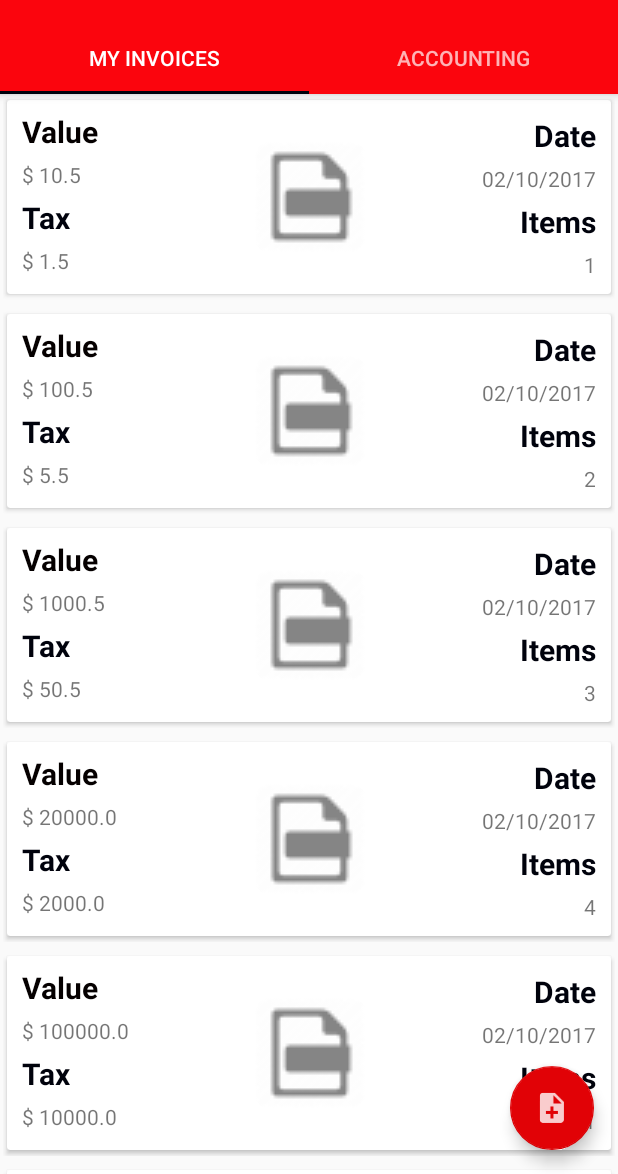
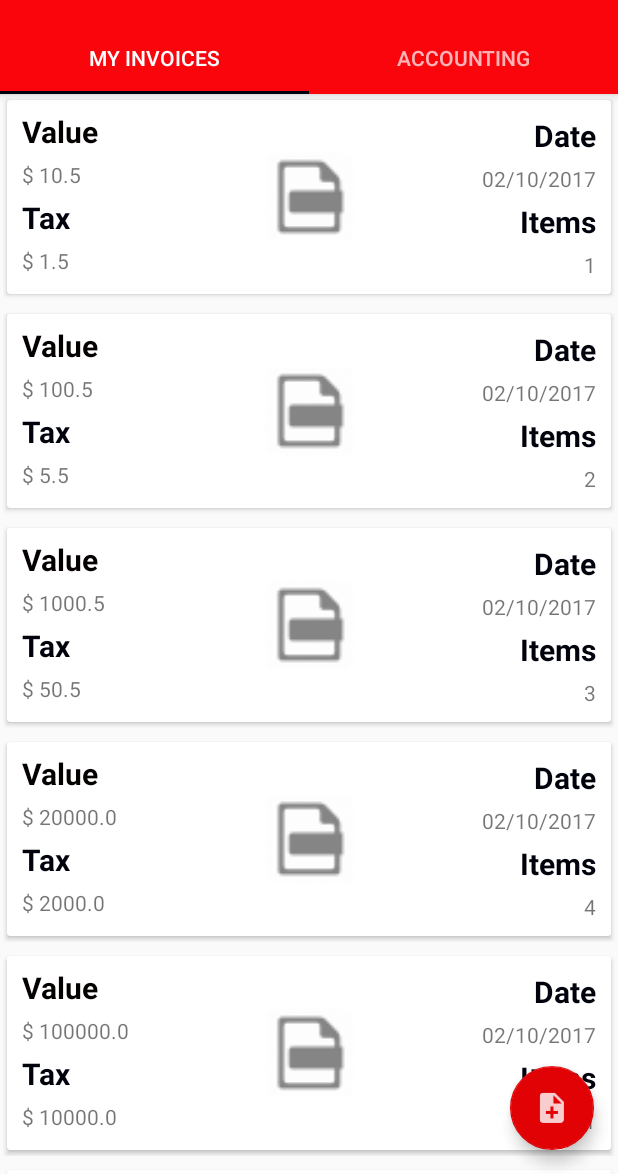
Before and after one commit to jmalovera10/Inloud, an Android app: the MyInvoiceFragment screen opened directly, with no data from a screen before it, on a phone screen of 412 x 824 dp, the part 62-1236 px from its top. Run offline under Robolectric (Android 15) with nearby library versions, the phone set to English and light mode, and no system bars; libraries missing offline, so code that uses them is left out: com.facebook, com.facebook.appevents, com.facebook.login; 2 statements that could not run were skipped.

Commit message:
minor changes

```diff
--- a/Android/Inloud/app/src/main/res/layout/invoice_item_layout.xml
+++ b/Android/Inloud/app/src/main/res/layout/invoice_item_layout.xml
@@ -84,10 +84,9 @@
 
             <ImageView
                 android:id="@+id/itemImage"
-                android:layout_width="match_parent"
+                android:layout_width="79dp"
                 android:layout_height="match_parent"
-                android:layout_weight="0.6"
-                android:src="@drawable/invoice" />
+                android:src="@mipmap/inloud_icon" />
 
             <LinearLayout
                 android:layout_width="match_parent"
```
Also changed, not shown: 1 other file.
